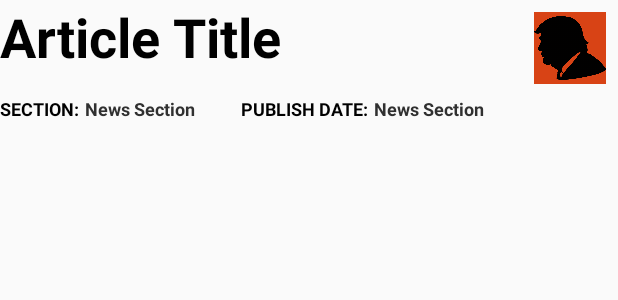
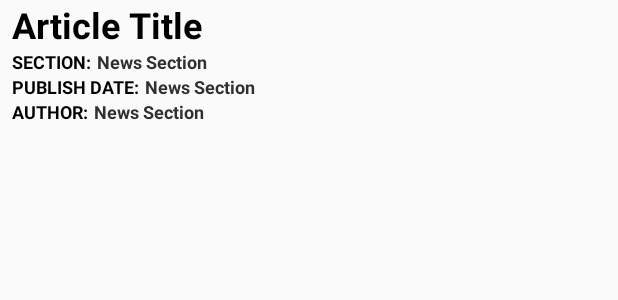
Before and after one commit to cortezcodes/ToupeeSassha, an Android app: the layout news_article_item.xml on its own in the app's theme, with its tools: preview values and no code run, on a phone screen of 412 x 824 dp. Shown: the top 300 px of the screen. Run offline under Robolectric (Android 15) with nearby library versions, the phone set to English and light mode, and no system bars.

Commit message:
Feat: Empty Query Case
-Updated UI for better functionality
-Created an EmptyView on the ListView object. In the event the JSON query returns null.
-Created an Warning for no internet connection.
- Added an Intent to open each listItem to each given article when clicked to the users web browser to show the full article.

```diff
--- a/app/src/main/java/com/example/android/toupeesassha/NewsArticleAdapter.java
+++ b/app/src/main/java/com/example/android/toupeesassha/NewsArticleAdapter.java
@@ -58,6 +58,9 @@ public class NewsArticleAdapter extends ArrayAdapter <NewsArticle>{
         TextView dateTextView = listItemView.findViewById(R.id.article_publish_date_text_view);
         dateTextView.setText(currentArticle.getPublishDate());
 
+        TextView authorTextView = listItemView.findViewById(R.id.article_author_text_view);
+        authorTextView.setText(currentArticle.getAuthor());
+
         return listItemView;
     }
 }
--- a/app/src/main/res/layout/news_article_item.xml
+++ b/app/src/main/res/layout/news_article_item.xml
@@ -6,10 +6,6 @@
     android:layout_width="match_parent"
     android:layout_height="wrap_content">
 
-    <LinearLayout
-        android:layout_width="match_parent"
-        android:layout_height="wrap_content"
-        android:orientation="horizontal">
 
     <TextView
         android:id="@+id/article_title_text_view"
@@ -17,22 +13,16 @@
         android:layout_width="match_parent"
         android:layout_height="wrap_content"
         android:layout_weight="1"
+        android:layout_marginLeft="8dp"
+        android:layout_marginRight="8dp"
         tools:text="Article Title"/>
 
-        <ImageButton
-            android:layout_width="48dp"
-            android:layout_height="48dp"
-            android:layout_weight="0"
-            android:layout_margin="8dp"
-            android:scaleType="centerInside"
-            android:background="@color/trumpButton"
-            android:src="@drawable/trump_image_black"/>
 
-    </LinearLayout>
 
     <LinearLayout
         android:layout_width="match_parent"
         android:layout_height="wrap_content"
+        android:layout_marginLeft="8dp"
         android:orientation="horizontal">
 
         <TextView
@@ -50,6 +40,13 @@
             android:layout_height="wrap_content"
             android:layout_marginEnd="16dp"
             tools:text="News Section"/>
+    </LinearLayout>
+
+    <LinearLayout
+        android:layout_width="match_parent"
+        android:layout_height="wrap_content"
+        android:layout_marginLeft="8dp"
+        android:orientation="horizontal">
 
             <TextView
                 style="@style/ArticleInfoTagStyle"
@@ -66,6 +63,30 @@
                 android:layout_height="wrap_content"
                 android:layout_marginEnd="16dp"
                 tools:text="News Section"/>
+    </LinearLayout>
+
+
+    <LinearLayout
+        android:layout_width="match_parent"
+        android:layout_height="wrap_content"
+        android:layout_marginLeft="8dp"
+        android:orientation="horizontal">
+
+        <TextView
+            style="@style/ArticleInfoTagStyle"
+            android:layout_width="wrap_content"
+            android:layout_height="wrap_content"
+            android:layout_marginEnd="4dp"
+            android:text="@string/author"/>
+
+        <TextView
+            android:id="@+id/article_author_text_view"
+            style="@style/ArticleInfoStyle"
+            android:layout_width="wrap_content"
+            android:minWidth="88dp"
+            android:layout_height="wrap_content"
+            android:layout_marginEnd="16dp"
+            tools:text="News Section"/>
 
     </LinearLayout>
 
--- a/app/src/main/res/values/strings.xml
+++ b/app/src/main/res/values/strings.xml
@@ -4,4 +4,11 @@
     <!-- news_article_item.xml string resources-->
     <string name="section">SECTION:</string>
     <string name="publish_date">PUBLISH DATE:</string>
+    <string name="author">AUTHOR:</string>
+
+    <!-- Empty Query-->
+    <string name="empty_query">Sorry no articles! Try again Later.</string>
+
+    <!-- No Internet-->
+    <string name="no_internet">Please Connect to the Internet.</string>
 </resources>
--- a/app/src/main/res/values/styles.xml
+++ b/app/src/main/res/values/styles.xml
@@ -11,7 +11,7 @@
     <!-- Article Title. -->
     <style name="ArticleTitleStyle">
         <item name="android:textStyle">bold</item>
-        <item name="android:textSize">36sp</item>
+        <item name="android:textSize">24sp</item>
         <item name="android:textColor">@color/articleTitleDark</item>
     </style>
 
```
Also changed, not shown: app/src/main/java/com/example/android/toupeesassha/MainActivity.java (+27 -3 lines), app/src/main/java/com/example/android/toupeesassha/NewsArticle.java (+9 -1 lines), app/src/main/java/com/example/android/toupeesassha/QueryUtility.java (+16 -1 lines), app/src/main/res/layout/news_article_activity.xml (+8 -0 lines). Lines whose indentation alone changed are shown as unchanged.
